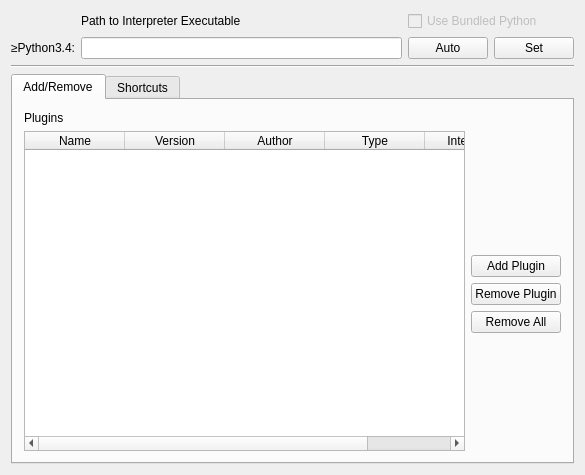
Before: the Qt Designer form src/Form_Files/PPluginWidget.ui in Sigil-Ebook/Sigil, drawn with Qt 5.
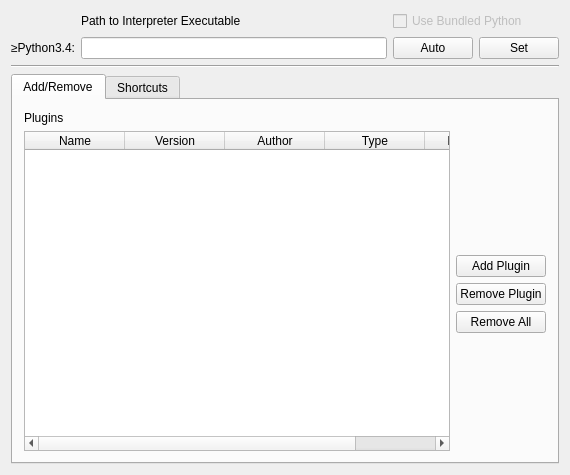
After: the same form once the commit is applied.

Commit message: Finish prefs widget refactoring

```diff
--- a/src/Form_Files/PPluginWidget.ui
+++ b/src/Form_Files/PPluginWidget.ui
@@ -6,7 +6,7 @@
    <rect>
     <x>0</x>
     <y>0</y>
-    <width>585</width>
+    <width>570</width>
     <height>475</height>
    </rect>
   </property>
@@ -45,7 +45,7 @@
      <item row="1" column="0">
       <widget class="QLabel" name="enginePy3">
        <property name="sizePolicy">
-        <sizepolicy hsizetype="Maximum" vsizetype="Maximum">
+        <sizepolicy hsizetype="Preferred" vsizetype="Preferred">
          <horstretch>0</horstretch>
          <verstretch>0</verstretch>
         </sizepolicy>
@@ -87,6 +87,12 @@
    </item>
    <item>
     <widget class="Line" name="line_2">
+     <property name="sizePolicy">
+      <sizepolicy hsizetype="Preferred" vsizetype="Fixed">
+       <horstretch>0</horstretch>
+       <verstretch>0</verstretch>
+      </sizepolicy>
+     </property>
      <property name="orientation">
       <enum>Qt::Horizontal</enum>
      </property>
```
The commit also changes 5 other files.
